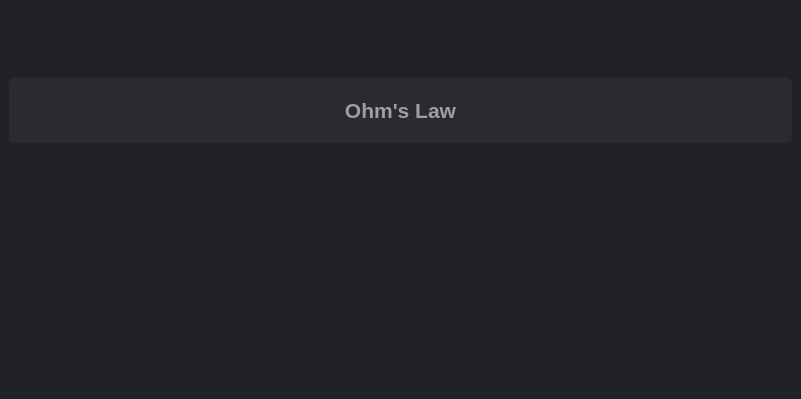
Qt form Electrodoc.ui (spiandorello/electrodoc) before a commit.
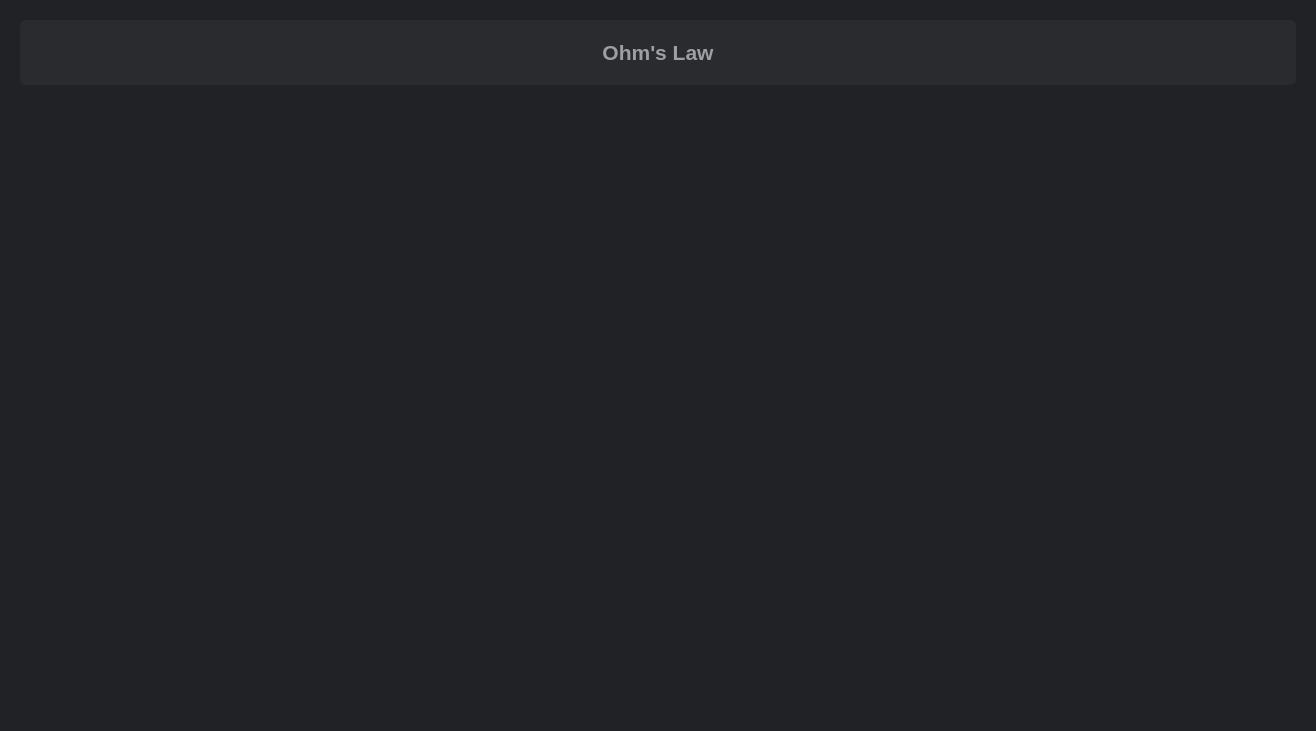
The same form after that commit.

Commit message: Adjust home layout

Patch:
```diff
--- a/Electrodoc.ui
+++ b/Electrodoc.ui
@@ -2,12 +2,15 @@
 <ui version="4.0">
  <class>Electrodoc</class>
  <widget class="QWidget" name="Electrodoc">
+  <property name="enabled">
+   <bool>true</bool>
+  </property>
   <property name="geometry">
    <rect>
     <x>0</x>
     <y>0</y>
-    <width>801</width>
-    <height>399</height>
+    <width>1316</width>
+    <height>731</height>
    </rect>
   </property>
   <property name="sizePolicy">
@@ -28,15 +31,9 @@
   <property name="styleSheet">
    <string notr="true">background: #202225;</string>
   </property>
+  <layout class="QGridLayout" name="gridLayout_3">
+   <item row="0" column="0">
   <widget class="QStackedWidget" name="mainStack">
-   <property name="geometry">
-    <rect>
-     <x>0</x>
-     <y>0</y>
-     <width>801</width>
-     <height>221</height>
-    </rect>
-   </property>
    <property name="font">
     <font>
      <family>Didot</family>
@@ -52,15 +49,7 @@
    </property>
    <widget class="QWidget" name="page">
     <layout class="QGridLayout" name="gridLayout">
-     <item row="0" column="0">
-      <layout class="QVBoxLayout" name="verticalLayout">
-       <property name="spacing">
-        <number>-1</number>
-       </property>
-       <property name="sizeConstraint">
-        <enum>QLayout::SetDefaultConstraint</enum>
-       </property>
-       <item>
+       <item row="0" column="1" alignment="Qt::AlignTop">
         <widget class="QPushButton" name="ohmsLawMenuBtn">
          <property name="styleSheet">
           <string notr="true">QPushButton {
@@ -84,10 +73,10 @@
         </widget>
        </item>
       </layout>
-     </item>
-    </layout>
-   </widget>
-  </widget>
+     </widget>
+    </widget>
+   </item>
+  </layout>
  </widget>
  <resources/>
  <connections/>
```
Lines whose indentation alone changed are shown as unchanged. The commit also changes 1 other file.
